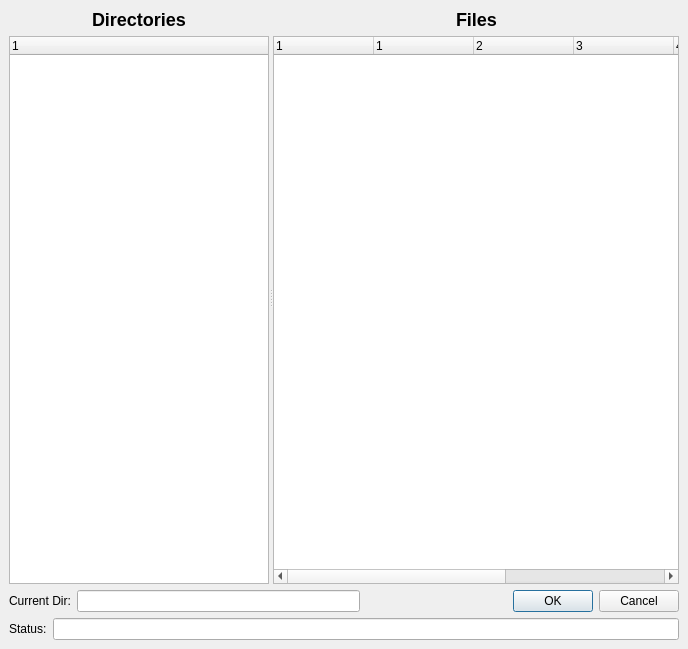
First picture: the form in bacula/src/qt-console/restore/restore.ui, repository rkorzeniewski/bacula, before the edit.
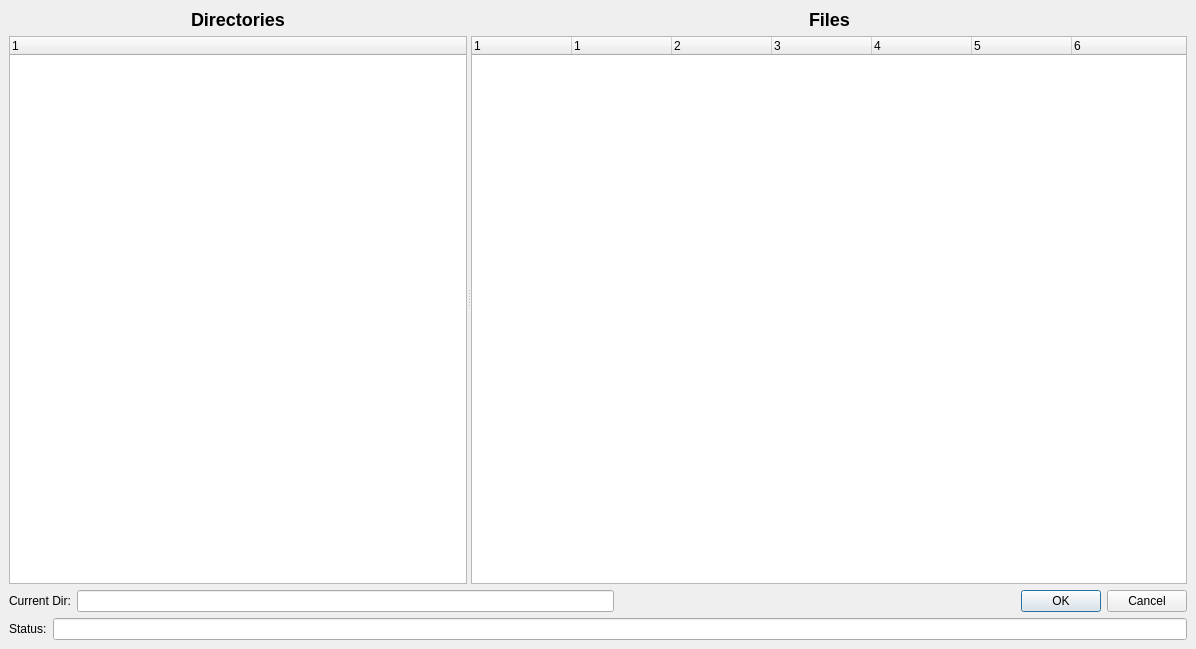
Second picture: the form after the edit.

Commit message: Get new api working + mark/unmark restore files

```diff
--- a/bacula/src/qt-console/restore/restore.ui
+++ b/bacula/src/qt-console/restore/restore.ui
@@ -5,7 +5,7 @@
    <rect>
     <x>0</x>
     <y>0</y>
-    <width>688</width>
+    <width>1196</width>
     <height>649</height>
    </rect>
   </property>
@@ -79,15 +79,15 @@
         <widget class="QTreeWidget" name="treeWidget" >
          <property name="sizePolicy" >
           <sizepolicy>
-           <hsizetype>5</hsizetype>
+           <hsizetype>7</hsizetype>
            <vsizetype>7</vsizetype>
            <horstretch>1</horstretch>
-           <verstretch>0</verstretch>
+           <verstretch>1</verstretch>
           </sizepolicy>
          </property>
          <property name="minimumSize" >
           <size>
-           <width>0</width>
+           <width>100</width>
            <height>0</height>
           </size>
          </property>
```
The commit also changes 11 other files.
